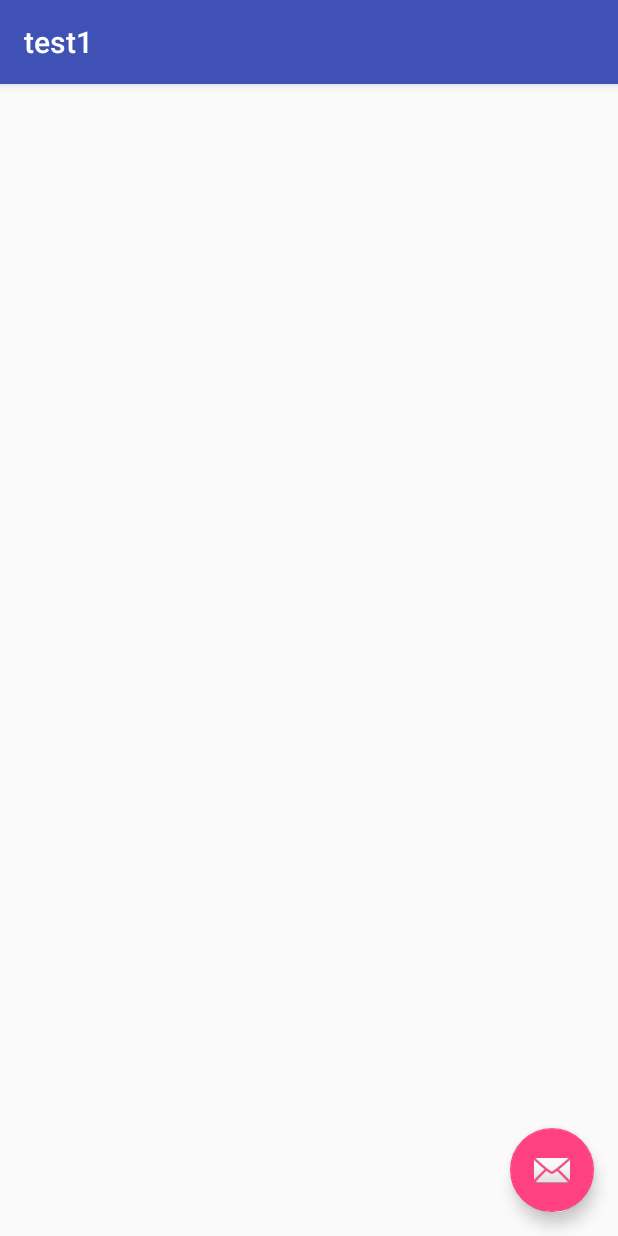
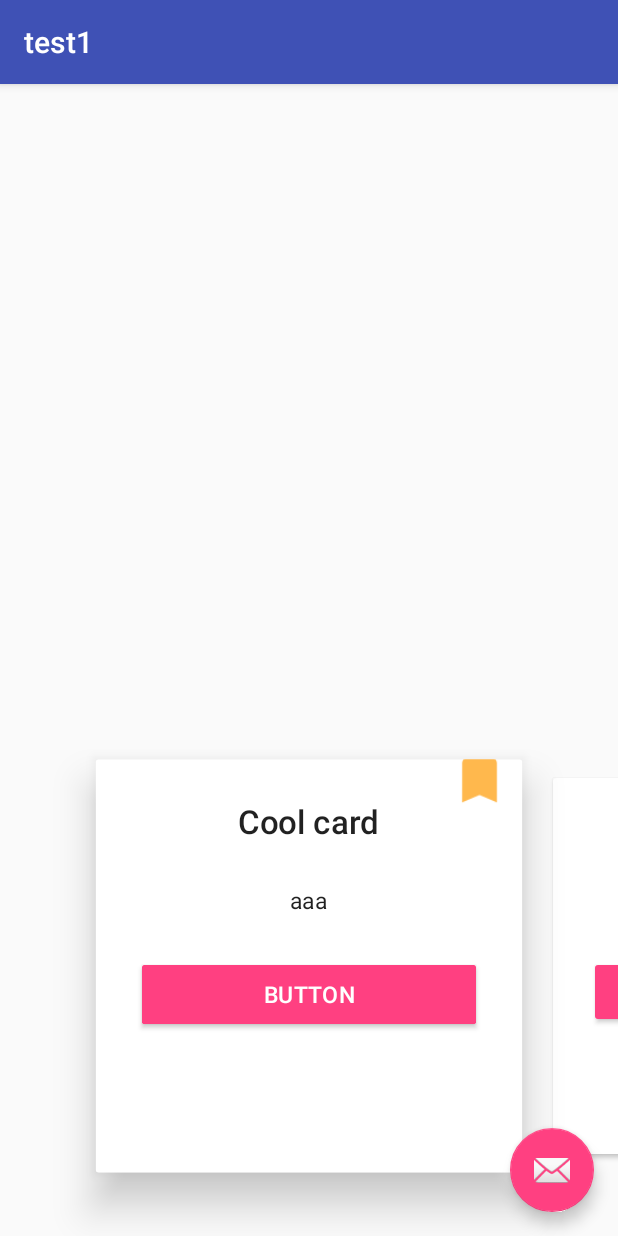
Before and after one commit to frankieGitHub/mycard, an Android app: the test1 screen opened directly, with no data from a screen before it, on a phone screen of 412 x 824 dp. Run offline under Robolectric (Android 15) with nearby library versions, the phone set to English and light mode, and no system bars.

```diff
--- a/app/build.gradle
+++ b/app/build.gradle
@@ -31,6 +31,7 @@ android {
 dependencies {
     implementation fileTree(dir: 'libs', include: ['*.jar'])
     implementation 'com.android.support:appcompat-v7:26.1.0'
+    compile 'com.android.support:cardview-v7:25.1.0'
     implementation 'com.android.support.constraint:constraint-layout:1.1.2'
     compile 'com.sirvar:robin:0.0.1'
     testImplementation 'junit:junit:4.12'
--- /dev/null
+++ b/app/src/main/java/com/mycard/mycard/CardAdapter.java
@@ -0,0 +1,14 @@
+package com.mycard.mycard;
+
+import android.support.v7.widget.CardView;
+
+public interface CardAdapter {
+
+    int MAX_ELEVATION_FACTOR = 8;
+
+    float getBaseElevation();
+
+    CardView getCardViewAt(int position);
+
+    int getCount();
+}
--- /dev/null
+++ b/app/src/main/java/com/mycard/mycard/CardItem.java
@@ -0,0 +1,21 @@
+package com.mycard.mycard;
+
+
+public class CardItem {
+
+    private int mTextResource;
+    private int mTitleResource;
+
+    public CardItem(int title, int text) {
+        mTitleResource = title;
+        mTextResource = text;
+    }
+
+    public int getText() {
+        return mTextResource;
+    }
+
+    public int getTitle() {
+        return mTitleResource;
+    }
+}
--- /dev/null
+++ b/app/src/main/java/com/mycard/mycard/CardPagerAdapter.java
@@ -0,0 +1,78 @@
+package com.mycard.mycard;
+
+import android.support.v4.view.PagerAdapter;
+import android.support.v7.widget.CardView;
+import android.view.LayoutInflater;
+import android.view.View;
+import android.view.ViewGroup;
+import android.widget.TextView;
+
+import java.util.ArrayList;
+import java.util.List;
+
+public class CardPagerAdapter extends PagerAdapter implements CardAdapter {
+
+    private List<CardView> mViews;
+    private List<CardItem> mData;
+    private float mBaseElevation;
+
+    public CardPagerAdapter() {
+        mData = new ArrayList<>();
+        mViews = new ArrayList<>();
+    }
+
+    public void addCardItem(CardItem item) {
+        mViews.add(null);
+        mData.add(item);
+    }
+
+    public float getBaseElevation() {
+        return mBaseElevation;
+    }
+
+    @Override
+    public CardView getCardViewAt(int position) {
+        return mViews.get(position);
+    }
+
+    @Override
+    public int getCount() {
+        return mData.size();
+    }
+
+    @Override
+    public boolean isViewFromObject(View view, Object object) {
+        return view == object;
+    }
+
+    @Override
+    public Object instantiateItem(ViewGroup container, int position) {
+        View view = LayoutInflater.from(container.getContext())
+                .inflate(R.layout.adapter, container, false);
+        container.addView(view);
+        bind(mData.get(position), view);
+        CardView cardView = (CardView) view.findViewById(R.id.cardView);
+
+        if (mBaseElevation == 0) {
+            mBaseElevation = cardView.getCardElevation();
+        }
+
+        cardView.setMaxCardElevation(mBaseElevation * MAX_ELEVATION_FACTOR);
+        mViews.set(position, cardView);
+        return view;
+    }
+
+    @Override
+    public void destroyItem(ViewGroup container, int position, Object object) {
+        container.removeView((View) object);
+        mViews.set(position, null);
+    }
+
+    private void bind(CardItem item, View view) {
+        TextView titleTextView = (TextView) view.findViewById(R.id.titleTextView);
+        TextView contentTextView = (TextView) view.findViewById(R.id.contentTextView);
+        titleTextView.setText(item.getTitle());
+        contentTextView.setText(item.getText());
+    }
+
+}
--- a/app/src/main/java/com/mycard/mycard/LoginActivity.java
+++ b/app/src/main/java/com/mycard/mycard/LoginActivity.java
@@ -43,8 +43,11 @@ public class LoginActivity extends RobinActivity {
             Log.e("frankie", "123");
             startActivity(new Intent(this, ScrollingActivity.class));
         }
-        else if(password.equals("321")) Log.e("frankie", "321");
-        startActivity(new Intent(this, test1.class));
+        else if(password.equals("321")) {
+            Log.e("frankie", "321");
+            startActivity(new Intent(this, test1.class));
+        }
+
     }
 
     @Override
--- /dev/null
+++ b/app/src/main/java/com/mycard/mycard/ShadowTransformer.java
@@ -0,0 +1,110 @@
+package com.mycard.mycard;
+
+import android.support.v4.view.ViewPager;
+import android.support.v7.widget.CardView;
+import android.view.View;
+
+
+public class ShadowTransformer implements ViewPager.OnPageChangeListener, ViewPager.PageTransformer {
+
+    private ViewPager mViewPager;
+    private CardAdapter mAdapter;
+    private float mLastOffset;
+    private boolean mScalingEnabled;
+
+    public ShadowTransformer(ViewPager viewPager, CardAdapter adapter) {
+        mViewPager = viewPager;
+        viewPager.addOnPageChangeListener(this);
+        mAdapter = adapter;
+    }
+
+    public void enableScaling(boolean enable) {
+        if (mScalingEnabled && !enable) {
+            // shrink main card
+            CardView currentCard = mAdapter.getCardViewAt(mViewPager.getCurrentItem());
+            if (currentCard != null) {
+                currentCard.animate().scaleY(1);
+                currentCard.animate().scaleX(1);
+            }
+        }else if(!mScalingEnabled && enable){
+            // grow main card
+            CardView currentCard = mAdapter.getCardViewAt(mViewPager.getCurrentItem());
+            if (currentCard != null) {
+                currentCard.animate().scaleY(1.1f);
+                currentCard.animate().scaleX(1.1f);
+            }
+        }
+
+        mScalingEnabled = enable;
+    }
+
+    @Override
+    public void transformPage(View page, float position) {
+
+    }
+
+    @Override
+    public void onPageScrolled(int position, float positionOffset, int positionOffsetPixels) {
+        int realCurrentPosition;
+        int nextPosition;
+        float baseElevation = mAdapter.getBaseElevation();
+        float realOffset;
+        boolean goingLeft = mLastOffset > positionOffset;
+
+        // If we're going backwards, onPageScrolled receives the last position
+        // instead of the current one
+        if (goingLeft) {
+            realCurrentPosition = position + 1;
+            nextPosition = position;
+            realOffset = 1 - positionOffset;
+        } else {
+            nextPosition = position + 1;
+            realCurrentPosition = position;
+            realOffset = positionOffset;
+        }
+
+        // Avoid crash on overscroll
+        if (nextPosition > mAdapter.getCount() - 1
+                || realCurrentPosition > mAdapter.getCount() - 1) {
+            return;
+        }
+
+        CardView currentCard = mAdapter.getCardViewAt(realCurrentPosition);
+
+        // This might be null if a fragment is being used
+        // and the views weren't created yet
+        if (currentCard != null) {
+            if (mScalingEnabled) {
+                currentCard.setScaleX((float) (1 + 0.1 * (1 - realOffset)));
+                currentCard.setScaleY((float) (1 + 0.1 * (1 - realOffset)));
+            }
+            currentCard.setCardElevation((baseElevation + baseElevation
+                    * (CardAdapter.MAX_ELEVATION_FACTOR - 1) * (1 - realOffset)));
+        }
+
+        CardView nextCard = mAdapter.getCardViewAt(nextPosition);
+
+        // We might be scrolling fast enough so that the next (or previous) card
+        // was already destroyed or a fragment might not have been created yet
+        if (nextCard != null) {
+            if (mScalingEnabled) {
+                nextCard.setScaleX((float) (1 + 0.1 * (realOffset)));
+                nextCard.setScaleY((float) (1 + 0.1 * (realOffset)));
+            }
+            nextCard.setCardElevation((baseElevation + baseElevation
+                    * (CardAdapter.MAX_ELEVATION_FACTOR - 1) * (realOffset)));
+        }
+
+        mLastOffset = positionOffset;
+    }
+
+    @Override
+    public void onPageSelected(int position) {
+
+    }
+
+    @Override
+    public void onPageScrollStateChanged(int state) {
+
+    }
+}
--- a/app/src/main/java/com/mycard/mycard/test1.java
+++ b/app/src/main/java/com/mycard/mycard/test1.java
@@ -3,11 +3,19 @@ package com.mycard.mycard;
 import android.os.Bundle;
 import android.support.design.widget.FloatingActionButton;
 import android.support.design.widget.Snackbar;
+import android.support.v4.view.ViewPager;
 import android.support.v7.app.AppCompatActivity;
 import android.support.v7.widget.Toolbar;
 import android.view.View;
 
 public class test1 extends AppCompatActivity {
+
+    private ViewPager mViewPager;
+    private CardPagerAdapter mCardAdapter;
+    private ShadowTransformer mCardShadowTransformer;
+//    private CardFragmentPagerAdapter mFragmentCardAdapter;
+  //  private ShadowTransformer mFragmentCardShadowTransformer;
+
 
     @Override
     protected void onCreate(Bundle savedInstanceState) {
@@ -15,6 +23,24 @@ public class test1 extends AppCompatActivity {
         setContentView(R.layout.activity_test1);
         Toolbar toolbar = (Toolbar) findViewById(R.id.toolbar);
         setSupportActionBar(toolbar);
+
+
+        mViewPager = (ViewPager) findViewById(R.id.viewPager);
+
+        mCardAdapter = new CardPagerAdapter();
+        mCardAdapter.addCardItem(new CardItem(R.string.title_1, R.string.text_1));
+        mCardAdapter.addCardItem(new CardItem(R.string.title_2, R.string.text_1));
+        mCardAdapter.addCardItem(new CardItem(R.string.title_3, R.string.text_1));
+        mCardAdapter.addCardItem(new CardItem(R.string.title_4, R.string.text_1));
+
+        mCardShadowTransformer = new ShadowTransformer(mViewPager, mCardAdapter);
+    //    mFragmentCardShadowTransformer = new ShadowTransformer(mViewPager, mFragmentCardAdapter);
+
+        mViewPager.setAdapter(mCardAdapter);
+        mViewPager.setPageTransformer(false, mCardShadowTransformer);
+        mViewPager.setOffscreenPageLimit(3);
+
+        mCardShadowTransformer.enableScaling(true);
 
         FloatingActionButton fab = (FloatingActionButton) findViewById(R.id.fab);
         fab.setOnClickListener(new View.OnClickListener() {
--- /dev/null
+++ b/app/src/main/res/com/mycard/mycard/CardItem.java
@@ -0,0 +1,21 @@
+package com.github.rubensousa.viewpagercards;
+
+
+public class CardItem {
+
+    private int mTextResource;
+    private int mTitleResource;
+
+    public CardItem(int title, int text) {
+        mTitleResource = title;
+        mTextResource = text;
+    }
+
+    public int getText() {
+        return mTextResource;
+    }
+
+    public int getTitle() {
+        return mTitleResource;
+    }
+}
--- /dev/null
+++ b/app/src/main/res/drawable/ic_bookmark_24dp.xml
@@ -0,0 +1,9 @@
+<vector xmlns:android="http://schemas.android.com/apk/res/android"
+        android:width="36dp"
+        android:height="36dp"
+        android:viewportWidth="24.0"
+        android:viewportHeight="24.0">
+    <path
+        android:fillColor="#ffffb84d"
+        android:pathData="M17,3H7c-1.1,0 -1.99,0.9 -1.99,2L5,21l7,-3 7,3V5c0,-1.1 -0.9,-2 -2,-2z"/>
+</vector>
--- a/app/src/main/res/layout/activity_test1.xml
+++ b/app/src/main/res/layout/activity_test1.xml
@@ -20,6 +20,19 @@
 
     </android.support.design.widget.AppBarLayout>
 
+    <android.support.v4.view.ViewPager
+        android:id="@+id/viewPager"
+        android:layout_width="match_parent"
+        android:layout_height="330dp"
+        android:layout_gravity="bottom"
+        android:clipToPadding="false"
+        android:overScrollMode="never"
+        android:paddingBottom="30dp"
+        android:paddingEnd="60dp"
+        android:paddingLeft="60dp"
+        android:paddingRight="60dp"
+        android:paddingStart="60dp" />
+
     <include
         layout="@layout/content_test1"
         android:layout_height="258dp"
--- /dev/null
+++ b/app/src/main/res/layout/adapter.xml
@@ -0,0 +1,54 @@
+<?xml version="1.0" encoding="utf-8"?>
+<android.support.v7.widget.CardView xmlns:android="http://schemas.android.com/apk/res/android"
+    xmlns:app="http://schemas.android.com/apk/res-auto"
+    android:id="@+id/cardView"
+    android:layout_width="match_parent"
+    android:layout_height="wrap_content"
+    android:layout_gravity="center"
+    app:cardUseCompatPadding="true">
+
+    <FrameLayout
+        android:layout_width="match_parent"
+        android:layout_height="wrap_content">
+
+
+        <LinearLayout
+            android:layout_width="match_parent"
+            android:layout_height="wrap_content"
+            android:gravity="center"
+            android:orientation="vertical"
+            android:padding="24dp">
+
+            <TextView
+                android:id="@+id/titleTextView"
+                style="@style/TextAppearance.AppCompat.Title"
+                android:layout_width="wrap_content"
+                android:layout_height="wrap_content" />
+
+            <TextView
+                android:id="@+id/contentTextView"
+                style="@style/TextAppearance.AppCompat.Body1"
+                android:layout_width="wrap_content"
+                android:layout_height="wrap_content"
+                android:layout_marginTop="24dp"/>
+
+            <Button
+                style="@style/ButtonStyle"
+                android:layout_width="match_parent"
+                android:layout_height="wrap_content"
+                android:layout_marginTop="24dp"
+                android:text="Button" />
+        </LinearLayout>
+
+        <ImageView
+            android:layout_width="wrap_content"
+            android:layout_height="wrap_content"
+            android:layout_gravity="top|end"
+            android:layout_marginEnd="8dp"
+            android:layout_marginRight="8dp"
+            android:layout_marginTop="-5dp"
+            android:src="@drawable/ic_bookmark_24dp" />
+
+    </FrameLayout>
+
+</android.support.v7.widget.CardView>
--- a/app/src/main/res/values/strings.xml
+++ b/app/src/main/res/values/strings.xml
@@ -1,5 +1,16 @@
 <resources>
     <string name="app_name">mycard</string>
+
+    <string name="title_1">Cool card</string>
+    <string name="title_2">Ok card</string>
+    <string name="title_3">Bad card</string>
+    <string name="title_4">Ugly card</string>
+
+    <string name="text_1">aaa</string>
+    <string name="text_2">bbb</string>
+    <string name="text_3">ccc</string>
+    <string name="text_4">ddd</string>
+
     <string name="title_activity_test1">test1</string>
     <string name="title_activity_test2">test2</string>
     <string name="title_activity_scrolling">ScrollingActivity</string>
--- a/app/src/main/res/values/styles.xml
+++ b/app/src/main/res/values/styles.xml
@@ -13,6 +13,10 @@
         <item name="windowNoTitle">true</item>
     </style>
 
+    <style name="ButtonStyle" parent="Base.Widget.AppCompat.Button.Colored">
+        <item name="colorButtonNormal">@color/colorAccent</item>
+    </style>
+
     <style name="AppTheme.AppBarOverlay" parent="ThemeOverlay.AppCompat.Dark.ActionBar" />
 
     <style name="AppTheme.PopupOverlay" parent="ThemeOverlay.AppCompat.Light" />
```
